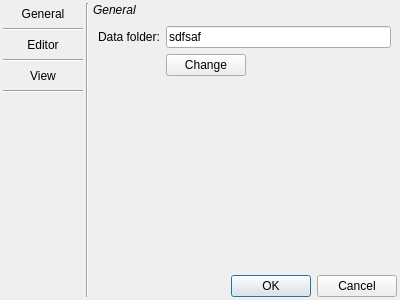
This is src/Underverse/SettingsDialog.ui in marc-sturm/Underverse as Qt 5 draws it before an edit. The edited form follows.
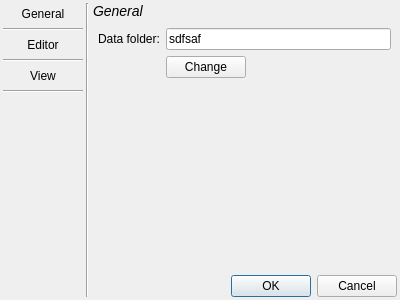
This is the edited form. The open tabs and pages were chosen to show the change.

Diff of the .ui file:
```diff
--- a/src/Underverse/SettingsDialog.ui
+++ b/src/Underverse/SettingsDialog.ui
@@ -138,7 +138,7 @@
       </sizepolicy>
      </property>
      <property name="text">
-      <string>&lt;i&gt;General&lt;/i&gt;</string>
+      <string>&lt;i&gt;&lt;font size=+1&gt;General&lt;/font&gt;&lt;/i&gt;</string>
      </property>
      <property name="textFormat">
       <enum>Qt::AutoText</enum>
```
Left out of the diff: 2 changed lines with no effect on the pictures.
